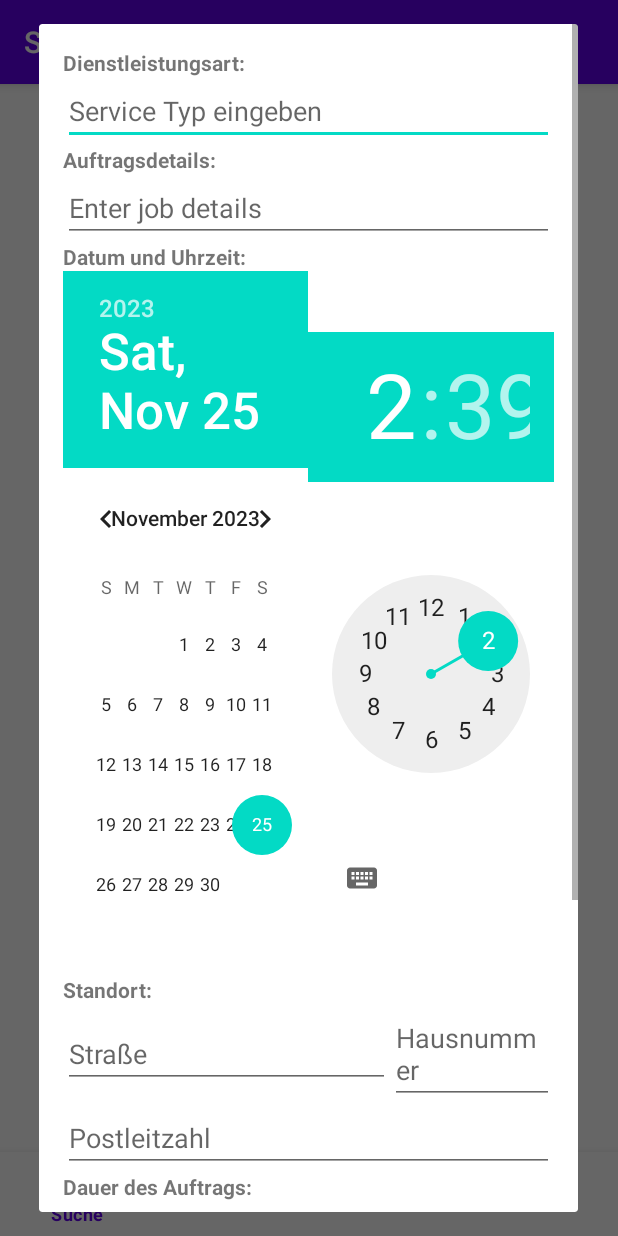
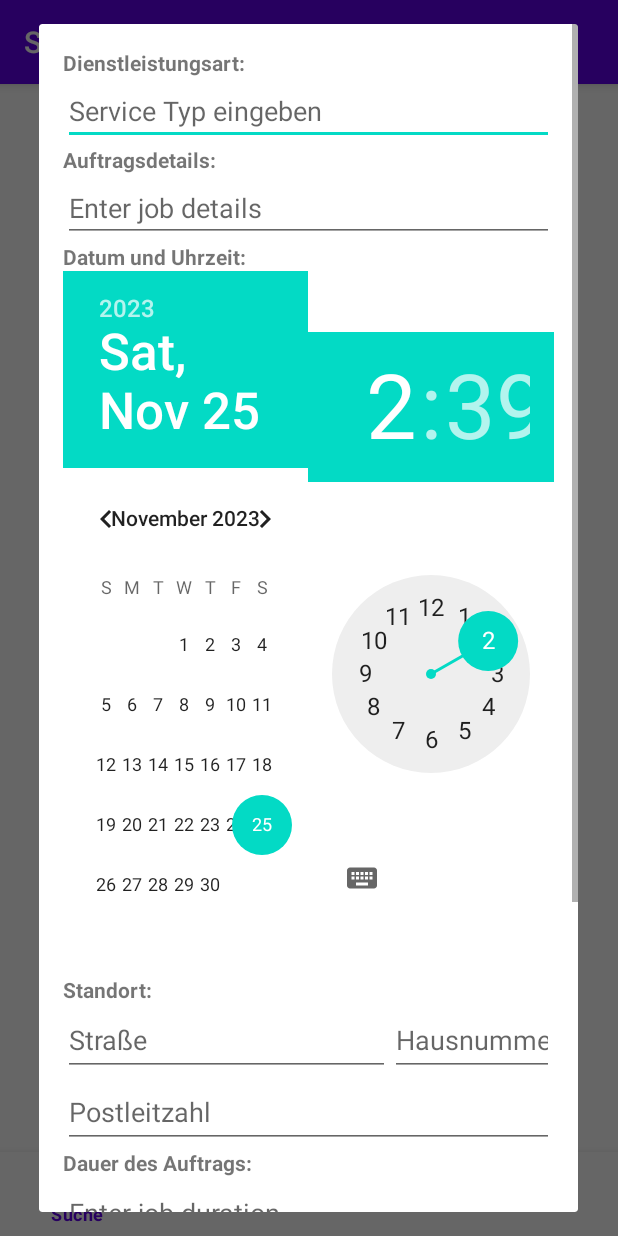
Before and after one commit to pagr1011/EasyTaskApp, an Android app: the MainActivity screen opened directly, with no data from a screen before it, after a tap on "TODO", on a phone screen of 412 x 824 dp. Run offline under Robolectric (Android 15) with nearby library versions, the phone set to English and light mode, and no system bars; our stand-ins replace navigation-ui.

Commit message:
db zugriff mit anschließender Validierung fuer das erstllen eines Auftrages

```diff
--- a/app/src/main/java/com/app/e_business_easytask/database/DBHelper.java
+++ b/app/src/main/java/com/app/e_business_easytask/database/DBHelper.java
@@ -21,8 +21,8 @@ public class DBHelper extends SQLiteOpenHelper {
                 "id INTEGER PRIMARY KEY AUTOINCREMENT," +
                 "service_type TEXT," +
                 "job_details TEXT," +
-                "date TEXT," +       // Spalte für das Datum
-                "time TEXT," +       // Spalte für die Uhrzeit
+                "formattedDate TEXT," +       // Spalte für das Datum
+                "formattedTime TEXT," +       // Spalte für die Uhrzeit
                 "street TEXT," +     // Weitere Spalten für den Standort
                 "house_number TEXT," +
                 "zip_code TEXT," +
--- a/app/src/main/java/com/app/e_business_easytask/database/TaskDataSource.java
+++ b/app/src/main/java/com/app/e_business_easytask/database/TaskDataSource.java
@@ -22,11 +22,12 @@ public class TaskDataSource {
         dbHelper.close();
     }
 
-    public void insertTask(String serviceType, String jobDetails, String formattedDate, String street, String house_number, String zip_code, Integer duration, String duration_unit, double budget) {
+    public void insertTask(String serviceType, String jobDetails, String formattedDate, String formattedTime, String street, String house_number, String zip_code, Integer duration, String duration_unit, double budget) {
         ContentValues values = new ContentValues();
         values.put("service_type", serviceType);
         values.put("job_details", jobDetails);
         values.put("formattedDate", formattedDate);
+        values.put("formattedTime", formattedTime);
         values.put("street", street);
         values.put("house_number", house_number);
         values.put("zip_code", zip_code);
@@ -34,7 +35,6 @@ public class TaskDataSource {
         values.put("duration_unit", duration_unit);
         values.put("budget", budget);
 
-        //database.insert("tasks", null, values);
         long result = database.insert("tasks", null, values);
 
         if (result == -1) {
--- a/app/src/main/res/layout/popup_create_task.xml
+++ b/app/src/main/res/layout/popup_create_task.xml
@@ -22,24 +22,26 @@
         android:layout_height="wrap_content"
         android:hint="@string/service_typ_eingeben"
         android:autofillHints=""
-        android:inputType="" />
+        android:inputType="text" />
 
     <TextView
         android:layout_width="match_parent"
         android:layout_height="wrap_content"
-        android:text="Auftragsdetails:"
+        android:text="@string/auftragsdetails"
         android:textStyle="bold"/>
 
     <EditText
         android:id="@+id/editTextJobDetails"
         android:layout_width="match_parent"
         android:layout_height="wrap_content"
-        android:hint="Enter job details"/>
+        android:hint="@string/enter_job_details"
+        android:autofillHints=""
+        android:inputType="text" />
 
     <TextView
         android:layout_width="match_parent"
         android:layout_height="wrap_content"
-        android:text="Datum und Uhrzeit:"
+        android:text="@string/datum_und_uhrzeit"
         android:textStyle="bold"/>
 
     <LinearLayout
@@ -65,7 +67,7 @@
     <TextView
         android:layout_width="match_parent"
         android:layout_height="wrap_content"
-        android:text="Standort:"
+        android:text="@string/standort"
         android:textStyle="bold"/>
     <LinearLayout
         android:layout_width="match_parent"
@@ -76,28 +78,34 @@
             android:id="@+id/editTextStreet"
             android:layout_width="0dp"
             android:layout_weight="2"
-            android:layout_height="wrap_content"
-            android:hint="Straße"/>
+            android:layout_height="48dp"
+            android:hint="@string/strasse"
+            android:autofillHints=""
+            android:inputType="text" />
 
         <EditText
             android:id="@+id/editTextHouseNumber"
             android:layout_width="0dp"
             android:layout_weight="1"
-            android:layout_height="wrap_content"
-            android:hint="Hausnummer"/>
+            android:layout_height="48dp"
+            android:hint="@string/hausnummer"
+            android:autofillHints=""
+            android:inputType="number" />
 
     </LinearLayout>
 
     <EditText
         android:id="@+id/editTextZipCode"
         android:layout_width="match_parent"
-        android:layout_height="wrap_content"
-        android:hint="Postleitzahl"/>
+        android:layout_height="48dp"
+        android:hint="@string/postleitzahl"
+        android:autofillHints=""
+        android:inputType="number" />
 
     <TextView
         android:layout_width="match_parent"
         android:layout_height="wrap_content"
-        android:text="Dauer des Auftrags:"
+        android:text="@string/dauer_des_auftrags"
         android:textStyle="bold"/>
     <LinearLayout
         android:layout_width="match_parent"
@@ -108,14 +116,16 @@
             android:id="@+id/editTextDuration"
             android:layout_width="0dp"
             android:layout_weight="1"
-            android:layout_height="wrap_content"
-            android:hint="Enter job duration"/>
+            android:layout_height="48dp"
+            android:hint="@string/enter_job_duration"
+            android:autofillHints=""
+            android:inputType="number" />
 
         <Spinner
             android:id="@+id/spinnerDurationUnit"
             android:layout_width="0dp"
             android:layout_weight="1"
-            android:layout_height="wrap_content"
+            android:layout_height="48dp"
             android:layout_marginTop="8dp"
             android:entries="@array/duration_units" />
     </LinearLayout>
@@ -124,7 +134,7 @@
     <TextView
         android:layout_width="match_parent"
         android:layout_height="wrap_content"
-        android:text="Bilder oder Dateien anhängen:"
+        android:text="@string/bilder_oder_dateien_anh_ngen"
         android:textStyle="bold"/>
 
     <!-- Hier können Sie ein Element für die Auswahl von Bildern oder Dateien hinzufügen -->
@@ -132,7 +142,7 @@
         android:id="@+id/buttonAddFiles"
         android:layout_width="wrap_content"
         android:layout_height="wrap_content"
-        android:text="Dateien hinzufügen"
+        android:text="@string/dateien_hinzuf_gen"
         android:onClick="onAddFilesClick"/>
 
     <!-- Hier können Sie ein Element für die Auswahl von Bildern oder Dateien hinzufügen -->
@@ -140,7 +150,7 @@
     <TextView
         android:layout_width="match_parent"
         android:layout_height="wrap_content"
-        android:text="Budget:"
+        android:text="@string/budget"
         android:textStyle="bold"/>
     <LinearLayout
         android:layout_width="match_parent"
@@ -151,15 +161,17 @@
             android:id="@+id/editTextBudget"
             android:layout_width="0dp"
             android:layout_weight="1"
-            android:layout_height="wrap_content"
-            android:hint="Enter budget"/>
+            android:layout_height="48dp"
+            android:hint="@string/enter_budget"
+            android:autofillHints=""
+            android:inputType="numberDecimal" />
 
         <TextView
             android:id="@+id/editTextDurationUnit"
             android:layout_width="wrap_content"
             android:layout_height="wrap_content"
             android:textStyle="bold"
-            android:text="€"/> <!-- Euro symbol -->
+            android:text="@string/euro"/> <!-- Euro symbol -->
 
     </LinearLayout>
 
@@ -167,14 +179,14 @@
         android:id="@+id/buttonSaveTask"
         android:layout_width="wrap_content"
         android:layout_height="wrap_content"
-        android:text="Bestätigen"
+        android:text="@string/best_tigen"
         android:onClick="onConfirmClick"/>
 
     <Button
         android:id="@+id/buttonCancel"
         android:layout_width="wrap_content"
         android:layout_height="wrap_content"
-        android:text="Abbrechen"
+        android:text="@string/abbrechen"
         android:onClick="onCancelClick"/>
 </LinearLayout>
 </ScrollView>
--- a/app/src/main/res/values/strings.xml
+++ b/app/src/main/res/values/strings.xml
@@ -11,4 +11,20 @@
     <string name="dienstleistungsart">Dienstleistungsart:</string>
     <string name="todo">TODO</string>
     <string name="service_typ_eingeben">Service Typ eingeben</string>
+    <string name="postleitzahl">Postleitzahl</string>
+    <string name="dauer_des_auftrags">Dauer des Auftrags:</string>
+    <string name="enter_job_duration">Enter job duration</string>
+    <string name="bilder_oder_dateien_anh_ngen">Bilder oder Dateien anhängen:</string>
+    <string name="dateien_hinzuf_gen">Dateien hinzufügen</string>
+    <string name="budget">Budget:</string>
+    <string name="enter_budget">Enter budget</string>
+    <string name="euro">€</string>
+    <string name="best_tigen">Bestätigen</string>
+    <string name="abbrechen">Abbrechen</string>
+    <string name="hausnummer">Hausnummer</string>
+    <string name="strasse">Straße</string>
+    <string name="standort">Standort:</string>
+    <string name="datum_und_uhrzeit">Datum und Uhrzeit:</string>
+    <string name="enter_job_details">Enter job details</string>
+    <string name="auftragsdetails">Auftragsdetails:</string>
 </resources>
```
Also changed, not shown: app/src/main/java/com/app/e_business_easytask/MainActivity.java (+45 -23 lines), app/src/main/java/com/app/e_business_easytask/Validator.java (added, +74 -0 lines).
